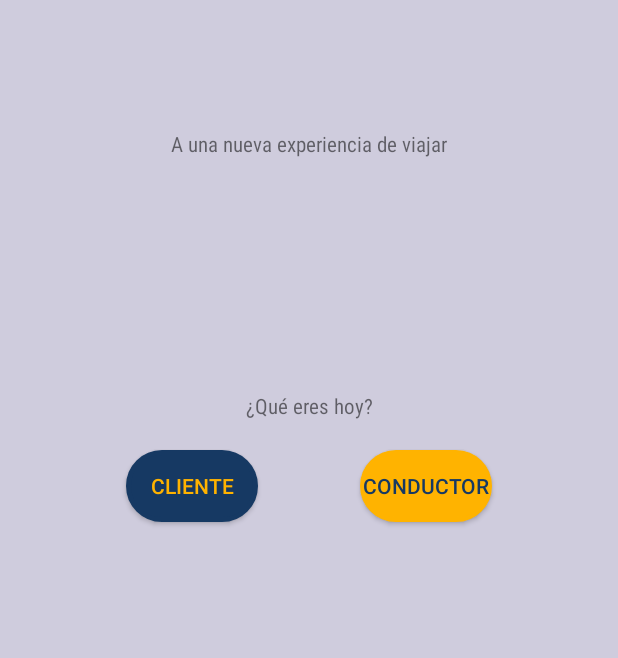
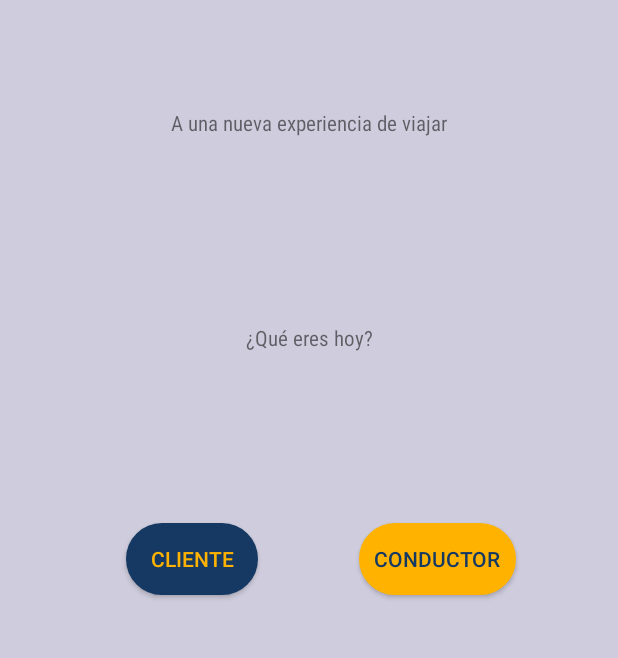
Before and after one commit to BricardoL/KotlinRIDE, an Android app: the layout activity_pre_begin.xml on its own in the app's theme, with its tools: preview values and no code run, on a phone screen of 412 x 824 dp, the part 219-877 px from its top. Run offline under Robolectric (Android 15) with nearby library versions, the phone set to English and light mode, and no system bars; Roboto replaces fonts that are not available here.

Commit message:
Ajustes de estilo

```diff
--- a/TransporteUniversitarioApp/app/src/main/res/drawable/ic_launcher_foreground.xml
+++ b/TransporteUniversitarioApp/app/src/main/res/drawable/ic_launcher_foreground.xml
@@ -3,11 +3,11 @@
     android:height="108dp"
     android:viewportWidth="41.37931"
     android:viewportHeight="41.37931"
-    android:tint="#000000">
+    android:tint="#163963">
   <group android:translateX="8.689655"
       android:translateY="8.689655">
       <path
           android:fillColor="#FF000000"
-          android:pathData="M12,2C6.48,2 2,6.48 2,12s4.48,10 10,10 10,-4.48 10,-10S17.52,2 12,2zM12,5c1.66,0 3,1.34 3,3s-1.34,3 -3,3 -3,-1.34 -3,-3 1.34,-3 3,-3zM12,19.2c-2.5,0 -4.71,-1.28 -6,-3.22 0.03,-1.99 4,-3.08 6,-3.08 1.99,0 5.97,1.09 6,3.08 -1.29,1.94 -3.5,3.22 -6,3.22z"/>
+          android:pathData="M17,5c0.83,0 1.5,-0.67 1.5,-1.5 0,-1 -1.5,-2.7 -1.5,-2.7s-1.5,1.7 -1.5,2.7c0,0.83 0.67,1.5 1.5,1.5zM12,5c0.83,0 1.5,-0.67 1.5,-1.5 0,-1 -1.5,-2.7 -1.5,-2.7s-1.5,1.7 -1.5,2.7c0,0.83 0.67,1.5 1.5,1.5zM7,5c0.83,0 1.5,-0.67 1.5,-1.5C8.5,2.5 7,0.8 7,0.8S5.5,2.5 5.5,3.5C5.5,4.33 6.17,5 7,5zM18.92,8.01C18.72,7.42 18.16,7 17.5,7h-11c-0.66,0 -1.21,0.42 -1.42,1.01L3,14v8c0,0.55 0.45,1 1,1h1c0.55,0 1,-0.45 1,-1v-1h12v1c0,0.55 0.45,1 1,1h1c0.55,0 1,-0.45 1,-1v-8l-2.08,-5.99zM6.5,18c-0.83,0 -1.5,-0.67 -1.5,-1.5S5.67,15 6.5,15s1.5,0.67 1.5,1.5S7.33,18 6.5,18zM17.5,18c-0.83,0 -1.5,-0.67 -1.5,-1.5s0.67,-1.5 1.5,-1.5 1.5,0.67 1.5,1.5 -0.67,1.5 -1.5,1.5zM5,13l1.5,-4.5h11L19,13L5,13z"/>
   </group>
 </vector>
--- a/TransporteUniversitarioApp/app/src/main/res/layout/activity_pre_begin.xml
+++ b/TransporteUniversitarioApp/app/src/main/res/layout/activity_pre_begin.xml
@@ -22,7 +22,6 @@
             app:layout_constraintVertical_bias="0.13999999" />
 
 
-
         <TextView
             android:id="@+id/tv_queeres_preb"
             android:layout_width="wrap_content"
@@ -35,7 +34,7 @@
             app:layout_constraintEnd_toEndOf="parent"
             app:layout_constraintStart_toStartOf="parent"
             app:layout_constraintTop_toBottomOf="@+id/tv_welcome_preb"
-            app:layout_constraintVertical_bias="0.39" />
+            app:layout_constraintVertical_bias="0.318" />
 
         <Button
             android:id="@+id/btn_clienteprebg"
@@ -44,26 +43,38 @@
             android:layout_marginStart="84dp"
             android:layout_marginLeft="84dp"
             android:layout_marginTop="20dp"
+            android:layout_marginEnd="67dp"
+            android:layout_marginRight="67dp"
+            android:layout_marginBottom="281dp"
+            android:background="@drawable/btn_cliente"
+            android:padding="10dp"
             android:text="Cliente"
             android:textColor="@drawable/txtbtn_cliente"
-            android:background="@drawable/btn_cliente"
+            app:layout_constraintBottom_toBottomOf="parent"
+            app:layout_constraintEnd_toStartOf="@+id/btn_conductorpreb"
+            app:layout_constraintHorizontal_bias="0.48"
             app:layout_constraintStart_toStartOf="parent"
-            app:layout_constraintTop_toBottomOf="@+id/tv_queeres_preb" />
+            app:layout_constraintTop_toBottomOf="@+id/tv_queeres_preb"
+            app:layout_constraintVertical_bias="1.0" />
 
         <Button
             android:id="@+id/btn_conductorpreb"
             android:layout_width="wrap_content"
             android:layout_height="wrap_content"
             android:layout_marginTop="20dp"
-            android:layout_marginEnd="84dp"
-            android:layout_marginRight="84dp"
+            android:layout_marginEnd="68dp"
+            android:layout_marginRight="68dp"
+            android:layout_marginBottom="281dp"
+            android:background="@drawable/btn_conductor"
+            android:padding="10dp"
             android:text="Conductor"
             android:textColor="@drawable/txtbtn_conductor"
-            android:background="@drawable/btn_conductor"
+            app:layout_constraintBottom_toBottomOf="parent"
             app:layout_constraintEnd_toEndOf="parent"
-            app:layout_constraintTop_toBottomOf="@+id/tv_queeres_preb" />
-
-
+            app:layout_constraintHorizontal_bias="1.0"
+            app:layout_constraintStart_toEndOf="@+id/btn_clienteprebg"
+            app:layout_constraintTop_toBottomOf="@+id/tv_queeres_preb"
+            app:layout_constraintVertical_bias="1.0" />
 
         <TextView
             android:id="@+id/tv_littleexplanation"
--- a/TransporteUniversitarioApp/app/src/main/res/layout/activity_register.xml
+++ b/TransporteUniversitarioApp/app/src/main/res/layout/activity_register.xml
@@ -96,7 +96,7 @@
         android:layout_height="wrap_content"
         android:text="@string/txt_registrarse_register"
         android:layout_margin="@dimen/medium_dimens"
-        android:textColor="@drawable/txt_btn_registro"
+        android:textColor="#FFFF"
         android:background="@drawable/btn_redondo"/>
 
     <TextView
--- a/TransporteUniversitarioApp/app/src/main/res/values/ic_launcher_background.xml
+++ b/TransporteUniversitarioApp/app/src/main/res/values/ic_launcher_background.xml
@@ -1,4 +1,4 @@
 <?xml version="1.0" encoding="utf-8"?>
 <resources>
-    <color name="ic_launcher_background">#163963</color>
+    <color name="ic_launcher_background">#FFFFFF</color>
 </resources>
--- a/TransporteUniversitarioApp/app/src/main/res/values/strings.xml
+++ b/TransporteUniversitarioApp/app/src/main/res/values/strings.xml
@@ -1,5 +1,5 @@
 <resources>
-    <string name="app_name">TransporteUniversitarioApp</string>
+    <string name="app_name">RIDE</string>
     <string name="nombre_app">TRANSPORTE UNIVERSITARIO</string>
     <string name="txt_carnet">Carnet:</string>
     <string name="hint_input_carne">Introduzca su número de carnet</string>
```
Also changed, not shown: TransporteUniversitarioApp/app/src/main/ic_launcher-playstore.png, TransporteUniversitarioApp/app/src/main/res/mipmap-hdpi/ic_launcher.png, TransporteUniversitarioApp/app/src/main/res/mipmap-hdpi/ic_launcher_round.png, TransporteUniversitarioApp/app/src/main/res/mipmap-mdpi/ic_launcher.png, TransporteUniversitarioApp/app/src/main/res/mipmap-mdpi/ic_launcher_round.png, TransporteUniversitarioApp/app/src/main/res/mipmap-xhdpi/ic_launcher.png, TransporteUniversitarioApp/app/src/main/res/mipmap-xhdpi/ic_launcher_round.png, TransporteUniversitarioApp/app/src/main/res/mipmap-xxhdpi/ic_launcher.png, TransporteUniversitarioApp/app/src/main/res/mipmap-xxhdpi/ic_launcher_round.png, TransporteUniversitarioApp/app/src/main/res/mipmap-xxxhdpi/ic_launcher.png, TransporteUniversitarioApp/app/src/main/res/mipmap-xxxhdpi/ic_launcher_round.png.
